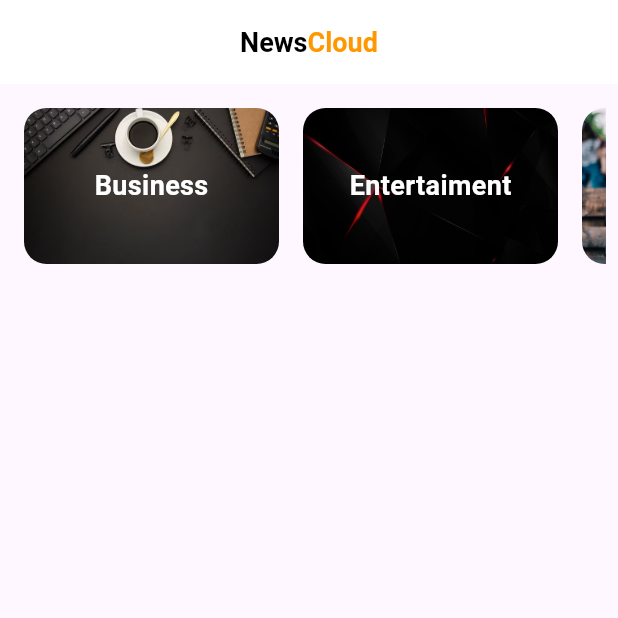
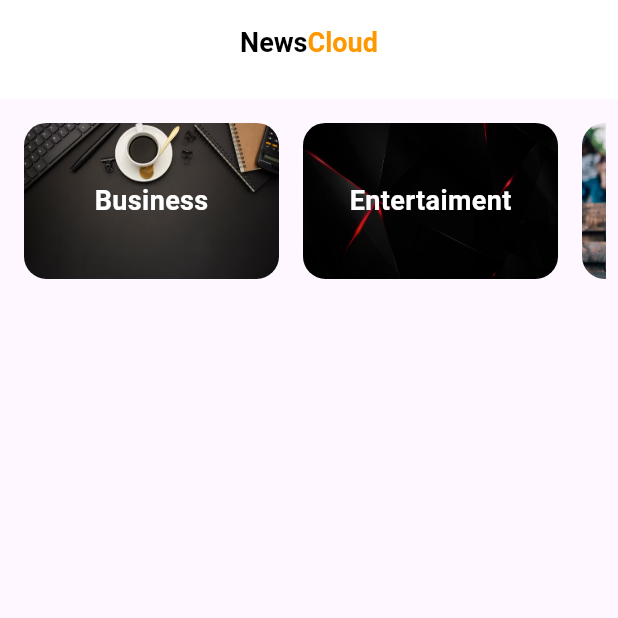
Before and after one commit to mohamedamr77/NewsApp-ABI-, a Flutter app: the screen it shows after launch, on a phone screen of 412 x 824 dp, the top half of it. Run offline on Flutter 3.47's test engine with Material 3 defaults, Android fonts, the phone set to English and light mode, and no system bars; our stand-ins replace cached_network_image, dio; network calls fail.

Commit message:
edit in appbar

```diff
--- /dev/null
+++ b/lib/features/appbar/appbar_widget.dart
@@ -0,0 +1,37 @@
+import 'package:flutter/material.dart';
+
+import '../../core/TextApp.dart';
+import '../../core/colorapp.dart';
+
+class CustomAppBar extends StatelessWidget {
+   CustomAppBar({super.key,required this.leading});
+   Widget? leading;
+  @override
+  Widget build(BuildContext context) {
+    return AppBar(
+      backgroundColor: ColorApp.whiteColor,
+      elevation: 0,
+      leading:leading ,
+      title: Row(
+        mainAxisAlignment: MainAxisAlignment.center,
+        crossAxisAlignment: CrossAxisAlignment.center,
+        children: [
+          Text(TextApp.newsText,
+            style: TextStyle(
+              color:ColorApp.blackColor,
+              fontSize: 18,
+              fontWeight: FontWeight.bold,
+            ),
+          ),
+          Text(TextApp.cloudText,
+            style: TextStyle(
+              color:ColorApp.orangeColor,
+              fontSize: 18,
+              fontWeight: FontWeight.bold,
+            ),
+          ),
+        ],
+      ),
+    );
+  }
+}
--- a/lib/widget/categoryscreen_widget/categoryscreen_body.dart
+++ b/lib/features/categoryscreen_widget/categoryscreen_body.dart
@@ -1,9 +1,10 @@
 import 'package:dio/dio.dart';
 import 'package:flutter/material.dart';
-import 'package:news/widget/appbar/appbar_widget.dart';
-import 'package:news/widget/categoryscreen_widget/categoryscreen_item.dart';
+
 import '../../model/articalmodel.dart';
 import '../../services/news_service.dart';
+import '../appbar/appbar_widget.dart';
+import 'categoryscreen_item.dart';
 
 class CategoryBody extends StatefulWidget {
    CategoryBody({super.key,required this.index});
@@ -73,7 +74,15 @@ class _CategoryBodyState extends State<CategoryBody> {
   @override
   Widget build(BuildContext context) {
     return Scaffold(
-      appBar: customAppbar,
+      appBar: PreferredSize(
+        preferredSize: Size(double.infinity,MediaQuery.of(context).size.height*0.08),
+        child: CustomAppBar(leading:IconButton(
+          onPressed: (){
+            Navigator.pop(context);
+          },
+          icon: Icon(Icons.arrow_back_ios,color: Colors.black,),
+        ) ,)
+      ),
       body:
           isLoading? Center(child: CircularProgressIndicator(),)
               :
--- a/lib/widget/home_page_widget/department_widget/department_listview.dart
+++ b/lib/features/home_page_widget/department_widget/department_listview.dart
@@ -1,7 +1,6 @@
 import 'package:flutter/material.dart';
-import 'package:news/widget/home_page_widget/department_widget/debartment_item.dart';
-
 import '../../../model/list_department.dart';
+import 'debartment_item.dart';
 
 class DepartmentListView extends StatelessWidget {
   const DepartmentListView({super.key});
--- a/lib/widget/home_page_widget/homepage_body.dart
+++ b/lib/features/home_page_widget/homepage_body.dart
@@ -13,7 +13,10 @@ class _CustomHomeScreenState extends State<CustomHomeScreen> {
   @override
   Widget build(BuildContext context) {
     return Scaffold(
-      appBar: customAppbar,
+      appBar: PreferredSize(
+          preferredSize: Size(double.infinity,MediaQuery.of(context).size.height*0.08),
+          child: CustomAppBar(leading:null ,)
+      ),
       body: Padding(
           padding: const EdgeInsets.all(8.0),
           child: CustomScrollView(
--- a/lib/widget/home_page_widget/news_widget/news_item.dart
+++ b/lib/features/home_page_widget/news_widget/news_item.dart
@@ -1,8 +1,8 @@
 import 'package:cached_network_image/cached_network_image.dart';
 import 'package:flutter/material.dart';
 import 'package:news/core/colorapp.dart';
-import 'package:news/widget/news_details/news_details_body.dart';
 import '../../../model/articalmodel.dart';
+import '../../news_details/news_details_body.dart';
 
 class News extends StatelessWidget {
   final ArticleModel? articleModel;
--- a/lib/main.dart
+++ b/lib/main.dart
@@ -1,9 +1,11 @@
 import 'package:flutter/material.dart';
 import 'package:news/services/news_service.dart';
 import 'package:dio/dio.dart';
-import 'package:news/widget/news_details/news_details_body.dart';
 
-import 'widget/home_page_widget/homepage_body.dart';
+
+import 'features/home_page_widget/homepage_body.dart';
+
+
 void main() {
 
   // final dio = Dio();
--- a/lib/widget/appbar/appbar_widget.dart
+++ /dev/null
@@ -1,29 +0,0 @@
-import 'package:flutter/material.dart';
-
-import '../../core/TextApp.dart';
-import '../../core/colorapp.dart';
-
-AppBar customAppbar=AppBar(
-  backgroundColor: ColorApp.whiteColor,
-  elevation: 0,
-  title: Row(
-    mainAxisAlignment: MainAxisAlignment.center,
-    crossAxisAlignment: CrossAxisAlignment.center,
-    children: [
-      Text(TextApp.newsText,
-        style: TextStyle(
-          color:ColorApp.blackColor,
-          fontSize: 18,
-          fontWeight: FontWeight.bold,
-        ),
-      ),
-      Text(TextApp.cloudText,
-        style: TextStyle(
-          color:ColorApp.orangeColor,
-          fontSize: 18,
-          fontWeight: FontWeight.bold,
-        ),
-      ),
-    ],
-  ),
-);
```
Also changed, not shown: lib/features/categoryscreen_widget/categoryscreen_item.dart (renamed from lib/widget/categoryscreen_widget/categoryscreen_item.dart), lib/features/home_page_widget/department_widget/debartment_item.dart (renamed from lib/widget/home_page_widget/department_widget/debartment_item.dart), lib/features/home_page_widget/news_widget/circular_progress/CircularProgressIndicator_item.dart (renamed from lib/widget/home_page_widget/news_widget/circular_progress/CircularProgressIndicator_item.dart), lib/features/home_page_widget/news_widget/listview_news.dart (renamed from lib/widget/home_page_widget/news_widget/listview_news.dart), lib/features/home_page_widget/news_widget/news_listView_builder.dart (renamed from lib/widget/home_page_widget/news_widget/news_listView_builder.dart), lib/features/news_details/news_details_body.dart (renamed from lib/widget/news_details/news_details_body.dart).
